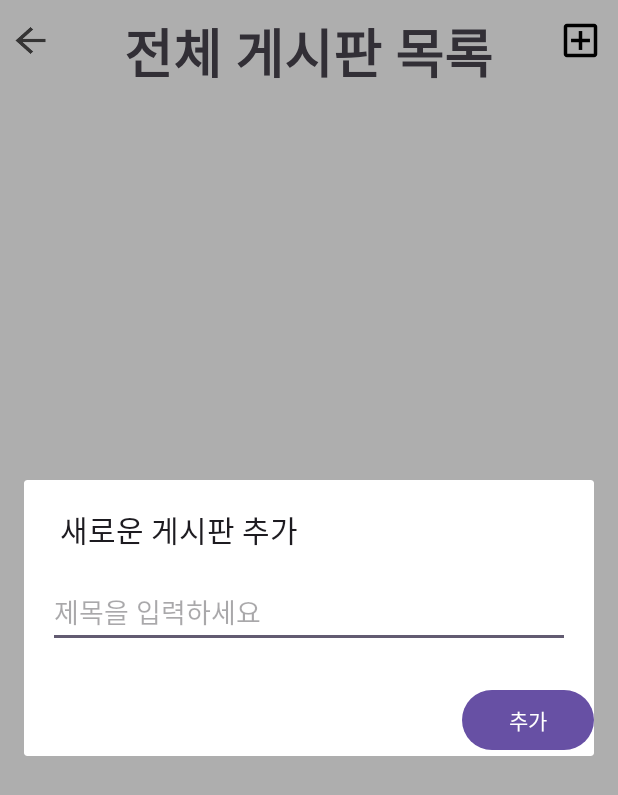
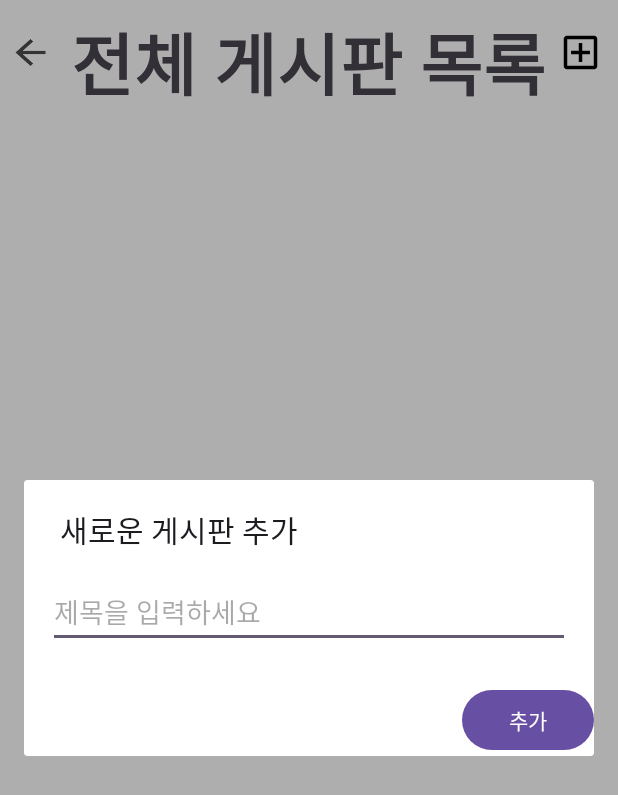
Before and after one commit to rangatarget/madcamp_2, an Android app: the BoardClass screen opened directly, with no data from a screen before it, after a tap on an icon or button, on a phone screen of 412 x 824 dp. Shown: the top 795 px of the screen. Run offline under Robolectric (Android 15) with nearby library versions, the phone set to English and light mode, and no system bars.

Commit message:
ui 수정

```diff
--- a/app/src/main/res/layout/activity_boardclass.xml
+++ b/app/src/main/res/layout/activity_boardclass.xml
@@ -24,14 +24,14 @@
         android:fontFamily="@font/titlefont"
         android:text="전체 게시판 목록"
         android:textStyle="bold"
-        android:textSize="35sp" />
+        android:textSize="45sp" />
 
     <ImageView
         android:id="@+id/arrowback"
         android:layout_width="30dp"
         android:layout_height="30dp"
         android:layout_marginLeft="5dp"
-        android:layout_marginTop="12dp"
+        android:layout_marginTop="20dp"
         app:srcCompat="@drawable/arrowback" />
 
     <ImageView
@@ -39,7 +39,7 @@
         android:layout_width="30dp"
         android:layout_height="30dp"
         android:layout_alignParentEnd="true"
-        android:layout_marginTop="12dp"
+        android:layout_marginTop="20dp"
         android:layout_marginEnd="10dp"
         app:srcCompat="@drawable/plus" />
 
```
